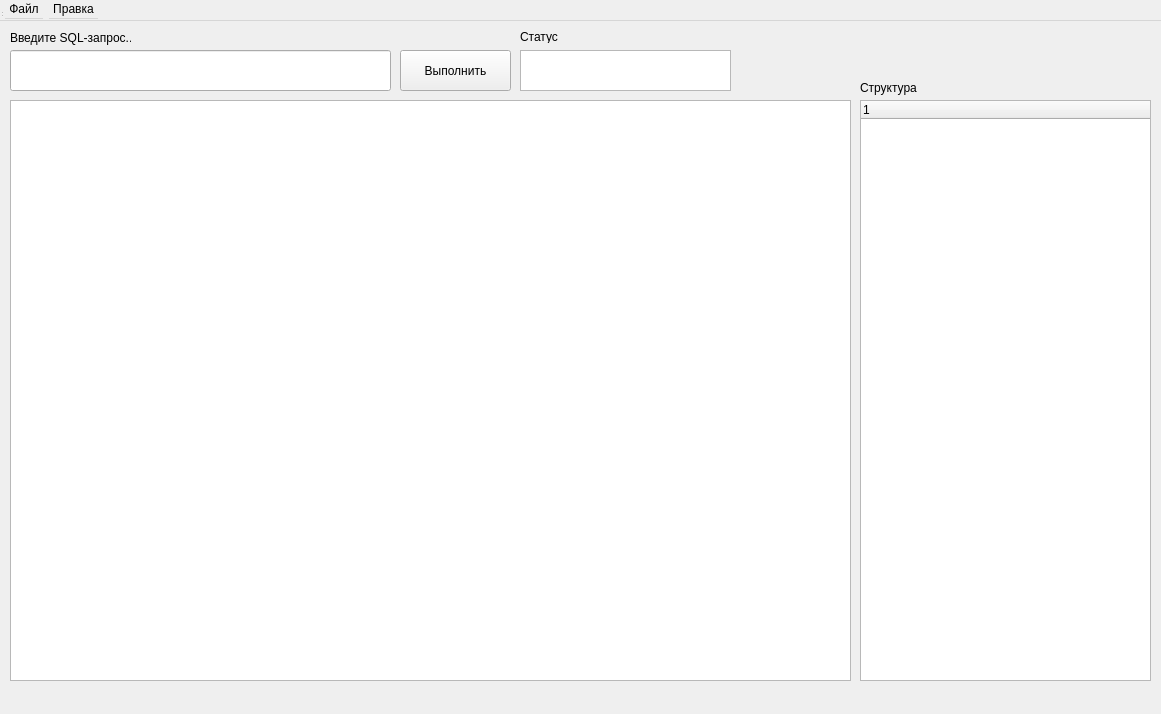
The window that layout/SqlViewer.ui (DiOnFire/DatabaseManager) describes before a commit, drawn with Qt 5.
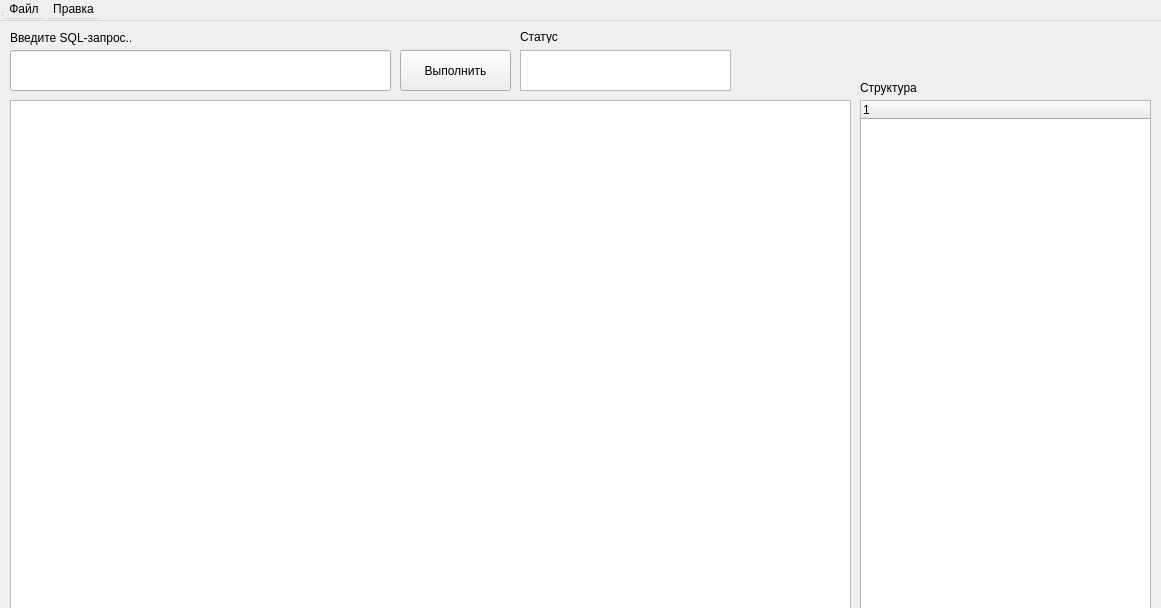
The same window after the commit.

```diff
--- a/layout/SqlViewer.ui
+++ b/layout/SqlViewer.ui
@@ -7,7 +7,7 @@
     <x>0</x>
     <y>0</y>
     <width>1161</width>
-    <height>714</height>
+    <height>608</height>
    </rect>
   </property>
   <property name="windowTitle">
```
